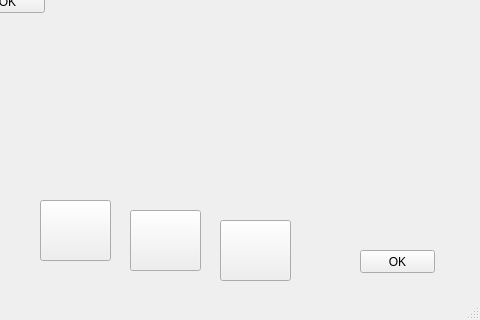
SYY99020/TranspartBridge, file TransparentBridge/mainwindow.ui: the form before one commit; both pictures show x 320 to 800 and y 280 to 600 of the 800 by 600 pixel window.
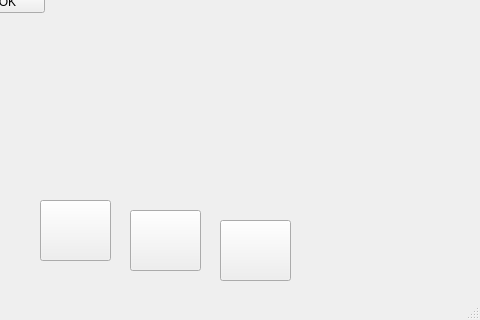
The form after the commit. Custom widgets are drawn as their Qt base class.

Commit message: set INFO label

The edit to the form file:
```diff
--- a/TransparentBridge/mainwindow.ui
+++ b/TransparentBridge/mainwindow.ui
@@ -363,19 +363,6 @@
      <string/>
     </property>
    </widget>
-   <widget class="QPushButton" name="pushButton">
-    <property name="geometry">
-     <rect>
-      <x>680</x>
-      <y>530</y>
-      <width>75</width>
-      <height>23</height>
-     </rect>
-    </property>
-    <property name="text">
-     <string>OK</string>
-    </property>
-   </widget>
    <widget class="QPushButton" name="OK">
     <property name="geometry">
      <rect>
```
The commit also changes 3 other files.
